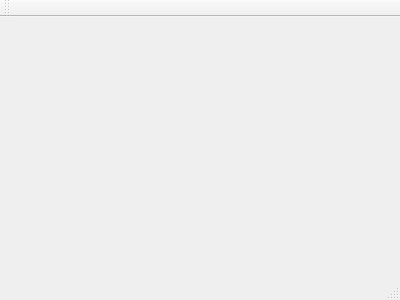
Qt form src/bot/Malware/DebugKit/mainwindow.ui (NevilleDubuis/eductional-botnet) before a commit.
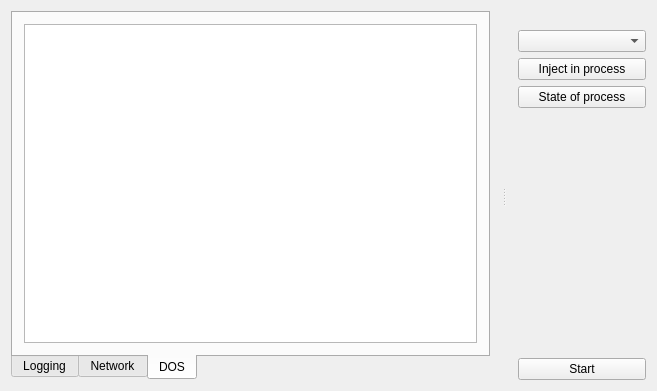
The same form after that commit.

```diff
--- a/src/bot/Malware/DebugKit/mainwindow.ui
+++ b/src/bot/Malware/DebugKit/mainwindow.ui
@@ -1,24 +1,124 @@
 <ui version="4.0">
  <class>MainWindow</class>
- <widget class="QMainWindow" name="MainWindow" >
-  <property name="geometry" >
+ <widget class="QMainWindow" name="MainWindow">
+  <property name="geometry">
    <rect>
     <x>0</x>
     <y>0</y>
-    <width>400</width>
-    <height>300</height>
+    <width>657</width>
+    <height>391</height>
    </rect>
   </property>
   <property name="windowTitle" >
    <string>MainWindow</string>
   </property>
-  <widget class="QMenuBar" name="menuBar" />
-  <widget class="QToolBar" name="mainToolBar" />
-  <widget class="QWidget" name="centralWidget" />
-  <widget class="QStatusBar" name="statusBar" />
+  <widget class="QWidget" name="centralWidget">
+   <layout class="QVBoxLayout" name="verticalLayout">
+    <item>
+     <widget class="QTabWidget" name="tabWidget">
+      <property name="tabPosition">
+       <enum>QTabWidget::South</enum>
+      </property>
+      <property name="currentIndex">
+       <number>2</number>
+      </property>
+      <widget class="QWidget" name="loggingTab">
+       <attribute name="title">
+        <string>Logging</string>
+       </attribute>
+       <layout class="QVBoxLayout" name="verticalLayout_2">
+        <item>
+         <widget class="QPlainTextEdit" name="textLogging"/>
+        </item>
+       </layout>
+      </widget>
+      <widget class="QWidget" name="networkTab">
+       <attribute name="title">
+        <string>Network</string>
+       </attribute>
+       <layout class="QVBoxLayout" name="verticalLayout_3">
+        <item>
+         <widget class="QPlainTextEdit" name="textNetwork"/>
+        </item>
+       </layout>
+      </widget>
+      <widget class="QWidget" name="dosTab">
+       <attribute name="title">
+        <string>DOS</string>
+       </attribute>
+       <layout class="QVBoxLayout" name="verticalLayout_4">
+        <item>
+         <widget class="QPlainTextEdit" name="textDos"/>
+        </item>
+       </layout>
+      </widget>
+     </widget>
+    </item>
+   </layout>
+  </widget>
+  <widget class="QDockWidget" name="menuDock">
+   <property name="minimumSize">
+    <size>
+     <width>150</width>
+     <height>153</height>
+    </size>
+   </property>
+   <property name="features">
+    <set>QDockWidget::NoDockWidgetFeatures</set>
+   </property>
+   <property name="allowedAreas">
+    <set>Qt::NoDockWidgetArea</set>
+   </property>
+   <property name="windowTitle">
+    <string/>
+   </property>
+   <attribute name="dockWidgetArea">
+    <number>2</number>
+   </attribute>
+   <widget class="QWidget" name="dockWidgetContents">
+    <layout class="QVBoxLayout" name="verticalLayout_5">
+     <item>
+      <widget class="QComboBox" name="processesCombo"/>
+     </item>
+     <item>
+      <widget class="QPushButton" name="injectInProcessButton">
+       <property name="text">
+        <string>Inject in process</string>
+       </property>
+      </widget>
+     </item>
+     <item>
+      <widget class="QPushButton" name="injectInAllProcessesButton">
+       <property name="text">
+        <string>State of process</string>
+       </property>
+      </widget>
+     </item>
+     <item>
+      <spacer name="verticalSpacer">
+       <property name="orientation">
+        <enum>Qt::Vertical</enum>
+       </property>
+       <property name="sizeHint" stdset="0">
+        <size>
+         <width>20</width>
+         <height>40</height>
+        </size>
+       </property>
+      </spacer>
+     </item>
+     <item>
+      <widget class="QPushButton" name="startButton">
+       <property name="text">
+        <string>Start</string>
+       </property>
+      </widget>
+     </item>
+    </layout>
+   </widget>
+  </widget>
  </widget>
- <layoutDefault spacing="6" margin="11" />
- <pixmapfunction></pixmapfunction>
+ <layoutdefault spacing="6" margin="11"/>
  <resources/>
  <connections/>
 </ui>
```
Left out of the diff: 3 changed lines with no effect on the pictures.
